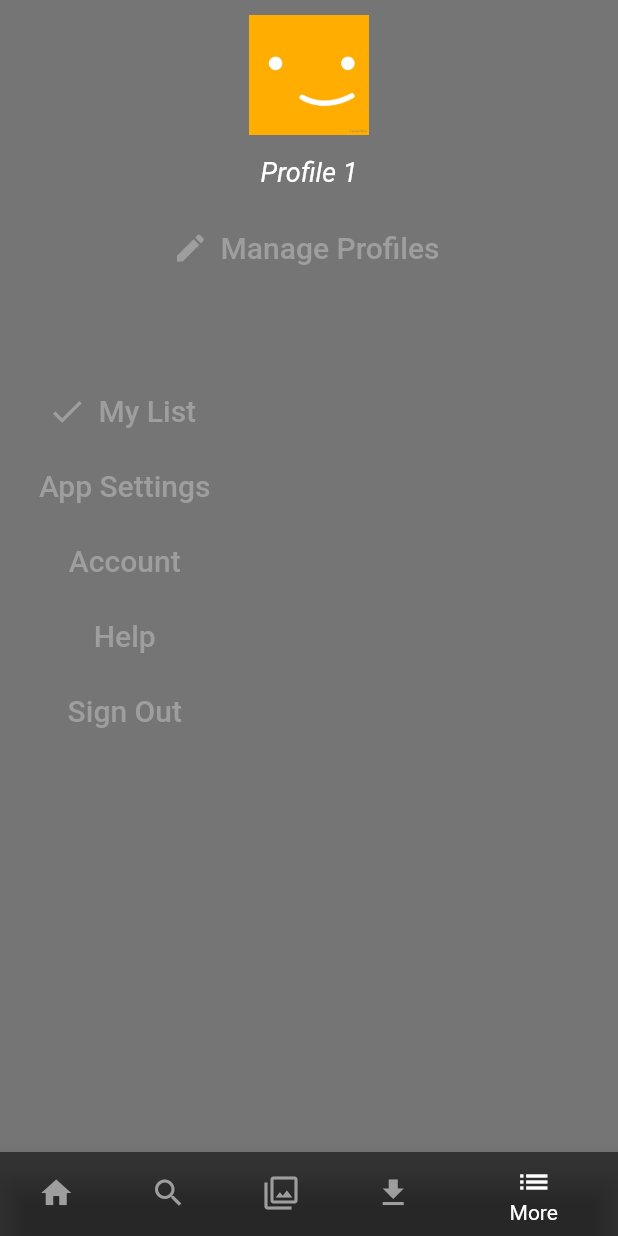
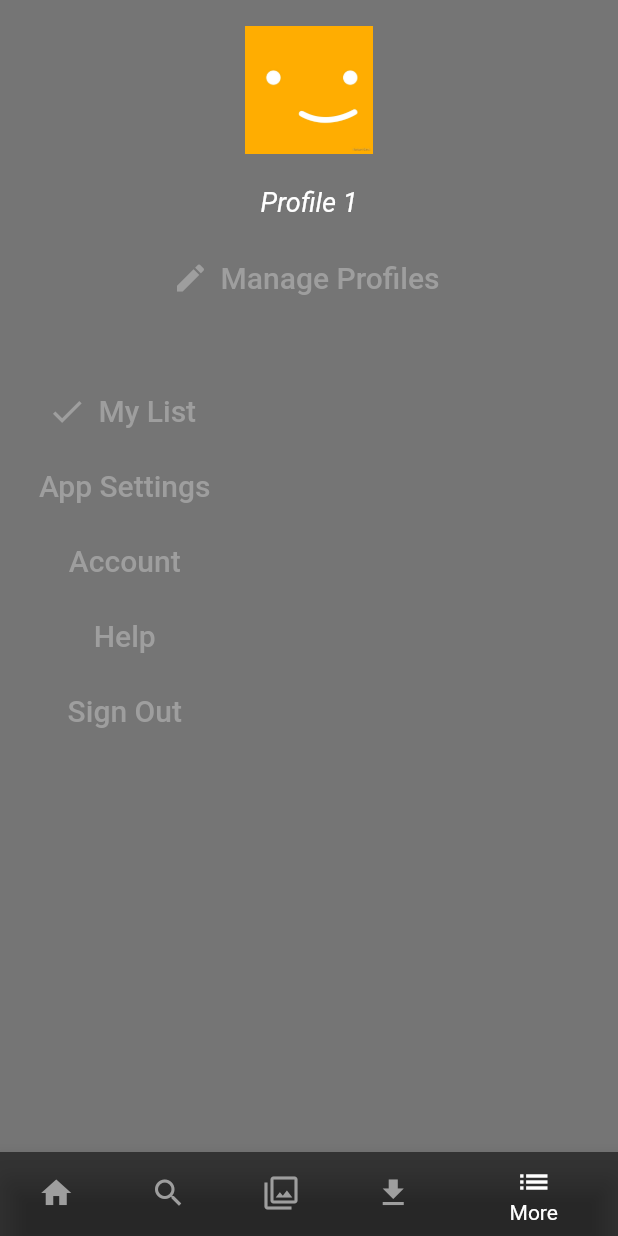
Before and after one commit to naveenbharadwaj19/Netflix_clone, a Flutter app: the MainHomePageScreen screen opened by its route, item 5 of the bottom bar chosen, on a phone screen of 412 x 824 dp. Run offline on Flutter 3.47's test engine with Material 2 defaults, Android fonts, the light colour scheme and no system bars; network calls fail.

```diff
--- a/lib/screen/more_screem.dart
+++ b/lib/screen/more_screem.dart
@@ -13,8 +13,8 @@ class MoreScreen extends StatelessWidget {
             children: <Widget>[
               Image.asset(
                 "assets/images/watching.jpg",
-                height: 100,
-                width: 80,
+                height: 120,
+                width: 85,
                 // fit: BoxFit.fill,
               ),
               Padding(padding: EdgeInsets.all(2)),
```
Also changed, not shown: 2 other files.
